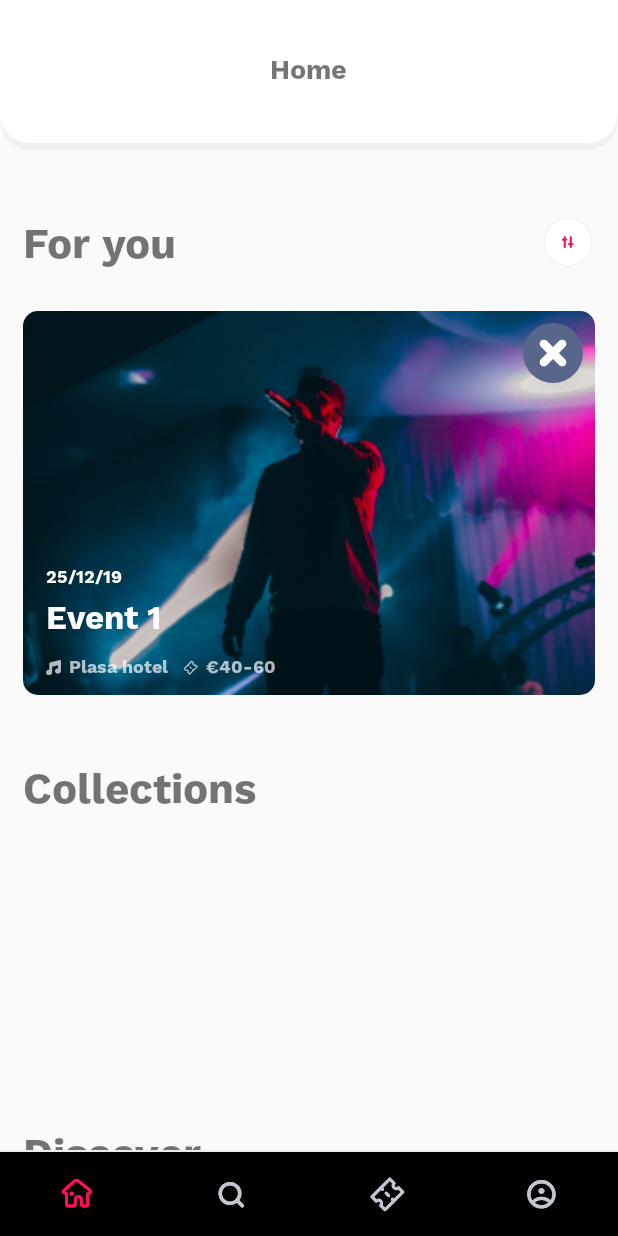
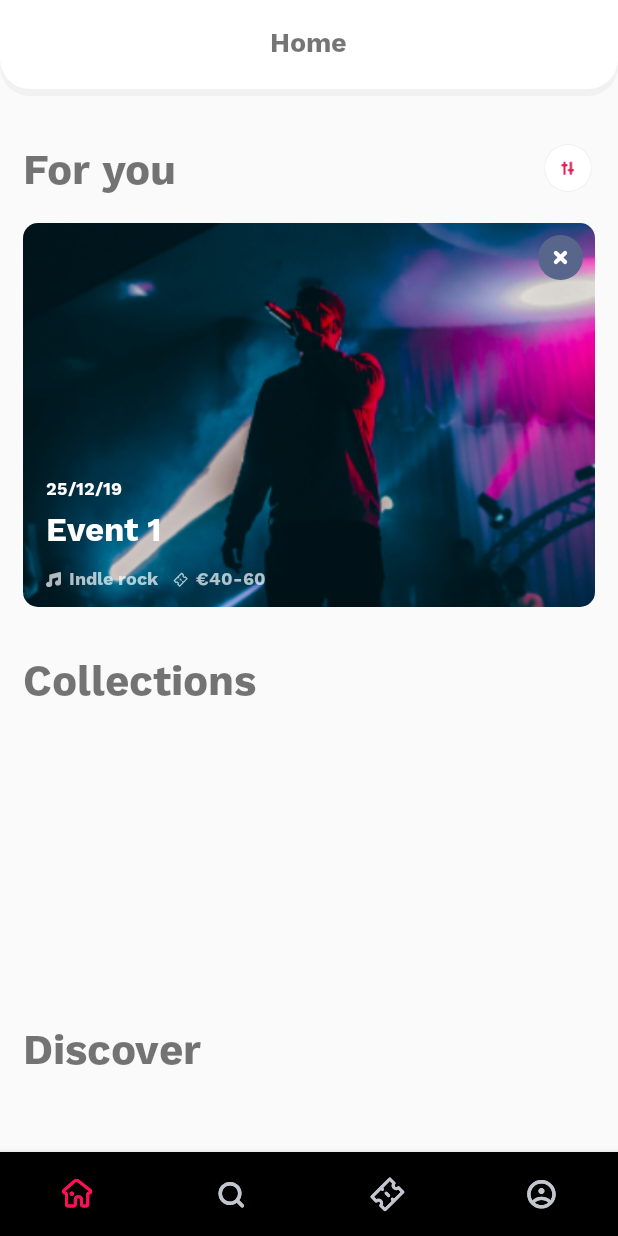
Before and after one commit to javdiana/FreebieTicket, an Android app: the screen it shows after launch (MainActivity), on a phone screen of 412 x 824 dp. Run offline under Robolectric (Android 15) with nearby library versions, the phone set to English and light mode, and no system bars; our stand-ins replace navigation-ui.

Commit message:
fix remarks

```diff
--- a/app/src/main/java/com/javdiana/freebleticket/view/model/entity/Event.kt
+++ b/app/src/main/java/com/javdiana/freebleticket/view/model/entity/Event.kt
@@ -4,7 +4,7 @@ data class Event(
     val id: Long,
     val name: String,
     val date: Long?,//add parsers
-    val place: String,
+    val type: String,
     val costLow: Int,
     val costHigh: Int
 )
--- a/app/src/main/java/com/javdiana/freebleticket/view/model/repository/EventRepositoryImpl.kt
+++ b/app/src/main/java/com/javdiana/freebleticket/view/model/repository/EventRepositoryImpl.kt
@@ -9,9 +9,9 @@ class EventRepositoryImpl : EventRepository {
     companion object {
         val events: ArrayList<Event> by lazy {
             arrayListOf(
-                Event(0, "Event 1", null, "Plasa hotel", 40, 60),
-                Event(1, "Event 2", null, "Omega hotel", 60, 80),
-                Event(2, "Event 3", null, "Tourist hotel", 50, 70)
+                Event(0, "Event 1", null, "Indle rock", 40, 60),
+                Event(1, "Event 2", null, "Pop music", 60, 80),
+                Event(2, "Event 3", null, "Rock music", 50, 70)
             )
         }
     }
--- a/app/src/main/java/com/javdiana/freebleticket/view/view/home/adapter/EventsAdapter.kt
+++ b/app/src/main/java/com/javdiana/freebleticket/view/view/home/adapter/EventsAdapter.kt
@@ -34,7 +34,7 @@ class EventsAdapter :
             itemView.imageViewBackground.clipToOutline = true
 
             itemView.textviewFestival.text = event.name
-            itemView.textviewPlace.text = event.place
+            itemView.textviewType.text = event.type
             itemView.textviewCost.text = "€${event.costLow}-${event.costHigh}"
         }
     }
--- a/app/src/main/res/drawable/button_background_grey.xml
+++ b/app/src/main/res/drawable/button_background_grey.xml
@@ -3,8 +3,8 @@
     <item>
         <shape android:shape="oval">
             <solid android:color="@color/colorCircleButtonTransparency" />
-            <size android:height="@dimen/defaultButtonSize"
-                    android:width="@dimen/defaultButtonSize"/>
+            <size android:height="@dimen/buttonCloseSize"
+                    android:width="@dimen/buttonCloseSize"/>
         </shape>
     </item>
 </selector>
--- a/app/src/main/res/drawable/ic_reverse.xml
+++ b/app/src/main/res/drawable/ic_filters.xml
@@ -1,6 +1,6 @@
 <vector xmlns:android="http://schemas.android.com/apk/res/android"
-    android:width="21dp"
-    android:height="21dp"
+    android:width="13.31dp"
+    android:height="13.67dp"
     android:viewportWidth="21"
     android:viewportHeight="21">
   <path
--- a/app/src/main/res/drawable/toolbar_background.xml
+++ b/app/src/main/res/drawable/toolbar_background.xml
@@ -6,9 +6,7 @@
                 <shape android:shape="rectangle">
                     <solid android:color="@color/colorShadows" />
                     <padding android:bottom="5dp" />
-                    <corners android:radius="20dp" />
-                    <size android:height="95dp" />
-                </shape>
+                    <corners android:radius="20dp" />                </shape>
             </item>
             <item>
                 <shape android:shape="rectangle">
--- a/app/src/main/res/layout/event_item.xml
+++ b/app/src/main/res/layout/event_item.xml
@@ -1,5 +1,4 @@
 <?xml version="1.0" encoding="utf-8"?>
-
 <androidx.constraintlayout.widget.ConstraintLayout
     xmlns:android="http://schemas.android.com/apk/res/android"
     xmlns:app="http://schemas.android.com/apk/res-auto"
@@ -7,8 +6,8 @@
     android:id="@+id/eventItem"
     android:orientation="vertical"
     android:layout_width="match_parent"
-    android:layout_height="@dimen/heightItemMyFestivals"
-    android:layout_marginEnd="@dimen/marginDefault_15dp">
+    android:layout_height="@dimen/heightItemMyEvents"
+    android:layout_marginEnd="@dimen/margin_15dp">
 
     <ImageView
         android:id="@+id/imageViewBackground"
@@ -23,10 +22,10 @@
         android:background="@drawable/image_background"/>
 
     <ImageView
-        android:layout_width="@dimen/defaultImageViewSize"
-        android:layout_height="@dimen/defaultImageViewSize"
+        android:layout_width="@dimen/buttonCloseSize"
+        android:layout_height="@dimen/buttonCloseSize"
         android:background="@drawable/button_background_grey"
-        android:padding="@dimen/paddingImage"
+        android:padding="@dimen/paddingImageStandart"
         android:src="@drawable/ic_close"
         app:layout_constraintEnd_toEndOf="parent"
         app:layout_constraintTop_toTopOf="parent"
@@ -37,7 +36,7 @@
         android:id="@+id/linearLayout"
         android:layout_width="match_parent"
         android:layout_height="wrap_content"
-        android:layout_marginStart="@dimen/marginDefault_15dp"
+        android:layout_marginStart="@dimen/margin_15dp"
         android:gravity="bottom"
         android:orientation="vertical"
         app:layout_constraintBottom_toBottomOf="parent"
@@ -60,18 +59,18 @@
             android:fontFamily="@font/work_sans_bold"
             android:text="Festival:"
             android:textColor="@color/colorWhite"
-            android:textSize="@dimen/textSizeTextViewFestivals"
-            android:layout_marginTop="@dimen/marginDefault_5dp"/>
+            android:textSize="@dimen/textSizeTextViewEvents"
+            android:layout_marginTop="@dimen/margin_5dp"/>
 
         <LinearLayout
             android:layout_width="match_parent"
             android:layout_height="wrap_content"
             android:gravity="bottom"
             android:orientation="horizontal"
-            android:layout_marginTop="@dimen/marginDefault_10dp"
-            android:layout_marginBottom="@dimen/marginDefault_10dp"
+            android:layout_marginTop="@dimen/margin_10dp"
+            android:layout_marginBottom="@dimen/margin_10dp"
             android:alpha=".7">
-<!--            -->
+
 
             <ImageView
                 android:layout_width="@dimen/smallImageSize"
@@ -81,11 +80,11 @@
                 />
 
             <TextView
-                android:id="@+id/textviewPlace"
+                android:id="@+id/textviewType"
                 style="@style/TextViewStyleItemRecycler"
                 android:layout_width="wrap_content"
                 android:layout_height="wrap_content"
-                android:text="Place:" />
+                android:text="Type:" />
 
             <ImageView
                 android:layout_width="@dimen/smallImageSize"
--- a/app/src/main/res/layout/fragment_home.xml
+++ b/app/src/main/res/layout/fragment_home.xml
@@ -6,7 +6,7 @@
 
     <LinearLayout
         android:layout_width="match_parent"
-        android:layout_height="wrap_content"
+        android:layout_height="@dimen/toolbarHeight"
         android:background="@drawable/toolbar_background"
         android:gravity="center">
 
@@ -25,15 +25,15 @@
         <LinearLayout
             android:layout_width="match_parent"
             android:layout_height="wrap_content"
-            android:layout_marginStart="@dimen/marginDefault_15dp"
+            android:layout_marginStart="@dimen/margin_15dp"
             android:orientation="vertical">
 
             <LinearLayout
                 android:layout_width="match_parent"
                 android:layout_height="wrap_content"
-                android:layout_marginTop="@dimen/marginTopTextView"
+                android:layout_marginTop="@dimen/marginTopTextViewParagraph"
                 android:orientation="horizontal"
-                android:layout_marginEnd="@dimen/marginDefault_17dp">
+                android:layout_marginEnd="@dimen/margin_17dp">
 
                 <TextView
                     style="@style/TextViewStyleWithoutMargins"
@@ -47,16 +47,16 @@
                     android:layout_width="@dimen/mainButtonSize"
                     android:layout_height="@dimen/mainButtonSize"
                     android:background="@drawable/button_background_white"
-                    android:src="@drawable/ic_reverse"
-                    android:padding="@dimen/paddingImage" />
+                    android:src="@drawable/ic_filters"
+                    android:padding="@dimen/paddingImageReverse" />
 
             </LinearLayout>
 
             <androidx.recyclerview.widget.RecyclerView
                 android:id="@+id/recylcerviewMyFestivals"
                 android:layout_width="match_parent"
-                android:layout_height="@dimen/heightItemMyFestivals"
-                android:layout_marginTop="@dimen/marginDefault_25dp"/>
+                android:layout_height="@dimen/heightItemMyEvents"
+                android:layout_marginTop="@dimen/item_spacing_4x"/>
 
             <TextView
                 style="@style/TextViewStyleParagraphs"
@@ -67,7 +67,8 @@
             <androidx.recyclerview.widget.RecyclerView
                 android:id="@+id/recylcerviewCollections"
                 android:layout_width="match_parent"
-                android:layout_height="@dimen/heightRecyclerViewCollections" />
+                android:layout_height="@dimen/heightItemCollections"
+                android:layout_marginTop="@dimen/item_spacing_4x"/>
 
             <TextView
                 style="@style/TextViewStyleParagraphs"
@@ -78,7 +79,8 @@
             <androidx.recyclerview.widget.RecyclerView
                 android:id="@+id/recyclerViewDiscover"
                 android:layout_width="match_parent"
-                android:layout_height="@dimen/heightRecyclerViewDiscover" />
+                android:layout_height="@dimen/heightItemDiscover"
+                android:layout_marginTop="@dimen/item_spacing_4x"/>
 
         </LinearLayout>
     </ScrollView>
--- a/app/src/main/res/values/dimens.xml
+++ b/app/src/main/res/values/dimens.xml
@@ -16,26 +16,26 @@
     <dimen name="textSizeTextViewItemRecycler">12sp</dimen>
     <dimen name="textSizeToolbar">18sp</dimen>
     <dimen name="textSizeTextViewParagraph">28sp</dimen>
-    <dimen name="textSizeTextViewFestivals">22sp</dimen>
+    <dimen name="textSizeTextViewEvents">22sp</dimen>
 
 <!--    heights of rv-->
-    <dimen name="heightItemMyFestivals">256dp</dimen>
-    <dimen name="heightRecyclerViewCollections">161dp</dimen>
-    <dimen name="heightRecyclerViewDiscover">56dp</dimen>
+    <dimen name="heightItemMyEvents">256dp</dimen>
+    <dimen name="heightItemCollections">161dp</dimen>
+    <dimen name="heightItemDiscover">56dp</dimen>
 
 <!--    margins-->
-    <dimen name="marginTopTextView">45dp</dimen>
-    <dimen name="marginStartTextView">45dp</dimen>
-    <dimen name="marginDefault_25dp">25dp</dimen>
-    <dimen name="marginDefault_10dp">10dp</dimen>
-    <dimen name="marginDefault_5dp">5dp</dimen>
-    <dimen name="marginDefault_2dp">2dp</dimen>
-    <dimen name="marginDefault_15dp">15dp</dimen>
-    <dimen name="marginDefault_17dp">17dp</dimen>
+    <dimen name="marginTopTextViewParagraph">32dp</dimen>
+    <dimen name="margin_25dp">25dp</dimen>
+    <dimen name="margin_10dp">10dp</dimen>
+    <dimen name="margin_5dp">5dp</dimen>
+    <dimen name="margin_2dp">2dp</dimen>
+    <dimen name="margin_15dp">15dp</dimen>
+    <dimen name="margin_17dp">17dp</dimen>
 
     <dimen name="smallImageSize">10dp</dimen>
-    <dimen name="defaultImageViewSize">40dp</dimen>
-    <dimen name="defaultButtonSize">30dp</dimen>
+    <dimen name="buttonCloseSize">30dp</dimen>
     <dimen name="mainButtonSize">32dp</dimen>
-    <dimen name="paddingImage">10dp</dimen>
+    <dimen name="paddingImageStandart">10dp</dimen>
+    <dimen name="paddingImageReverse">9.354dp</dimen>
+    <dimen name="toolbarHeight">64dp</dimen>
 </resources>
--- a/app/src/main/res/values/styles.xml
+++ b/app/src/main/res/values/styles.xml
@@ -12,7 +12,7 @@
     <style name="TextViewStyleParagraphs">
         <item name="android:textSize">@dimen/textSizeTextViewParagraph</item>
         <item name="android:fontFamily">@font/work_sans_bold</item>
-        <item name="android:layout_marginTop">@dimen/marginTopTextView</item>
+        <item name="android:layout_marginTop">@dimen/marginTopTextViewParagraph</item>
     </style>
 
     <style name="TextViewStyleWithoutMargins">
@@ -23,7 +23,7 @@
     <style name="TextViewStyleItemRecycler">
         <item name="android:textSize">@dimen/textSizeTextViewItemRecycler</item>
         <item name="android:fontFamily">@font/work_sans_bold</item>
-        <item name="android:layout_marginStart">@dimen/marginDefault_5dp</item>
+        <item name="android:layout_marginStart">@dimen/margin_5dp</item>
         <item name="android:textColor">@color/colorWhite</item>
     </style>
 
```
